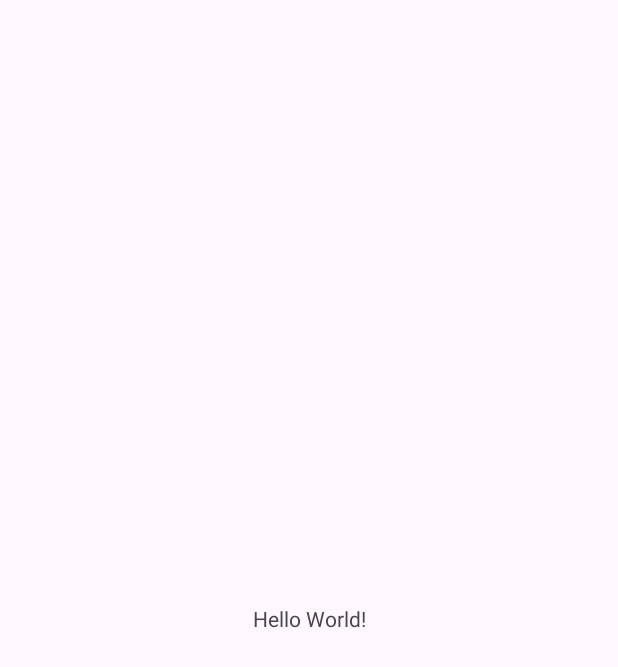
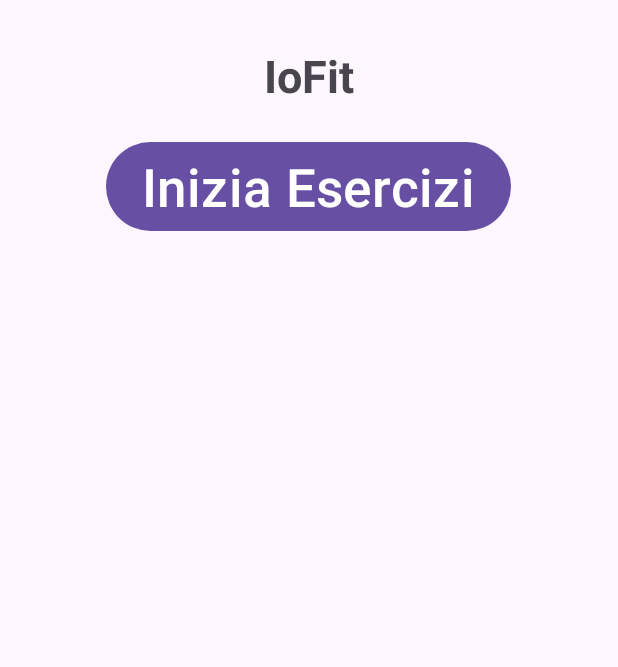
Before and after one commit to JonathanScazzola/ProgettoAppMultimediali, an Android app: the screen it shows after launch (MainActivity), on a phone screen of 412 x 824 dp. Before the commit the part shown is almost empty. Shown: the top 667 px of the screen. Run offline under Robolectric (Android 15) with nearby library versions, the phone set to English and light mode, and no system bars.

Commit message:
Aggiunte schermate

```diff
--- a/app/src/main/AndroidManifest.xml
+++ b/app/src/main/AndroidManifest.xml
@@ -13,6 +13,12 @@
         android:theme="@style/Theme.IoFit"
         tools:targetApi="31">
         <activity
+            android:name=".activities.GraphicExercise"
+            android:exported="false" />
+        <activity
+            android:name=".activities.ExerciseSelector"
+            android:exported="false" />
+        <activity
             android:name=".MainActivity"
             android:exported="true">
             <intent-filter>
--- a/app/src/main/res/layout/activity_main.xml
+++ b/app/src/main/res/layout/activity_main.xml
@@ -1,18 +1,30 @@
 <?xml version="1.0" encoding="utf-8"?>
-<androidx.constraintlayout.widget.ConstraintLayout xmlns:android="http://schemas.android.com/apk/res/android"
+<LinearLayout xmlns:android="http://schemas.android.com/apk/res/android"
     xmlns:app="http://schemas.android.com/apk/res-auto"
     xmlns:tools="http://schemas.android.com/tools"
     android:layout_width="match_parent"
     android:layout_height="match_parent"
-    tools:context=".MainActivity">
+    tools:context=".MainActivity"
+    android:gravity="center_horizontal"
+    android:orientation="vertical"
+    >
 
     <TextView
         android:layout_width="wrap_content"
         android:layout_height="wrap_content"
-        android:text="Hello World!"
-        app:layout_constraintBottom_toBottomOf="parent"
-        app:layout_constraintEnd_toEndOf="parent"
-        app:layout_constraintStart_toStartOf="parent"
-        app:layout_constraintTop_toTopOf="parent" />
+        android:text="IoFit"
+        android:textSize="30dp"
+        android:textStyle="bold"
+        android:layout_marginTop="30dp"
+        />
 
-</androidx.constraintlayout.widget.ConstraintLayout>
+    <Button
+        android:id="@+id/BtnStartExercise"
+        android:layout_width="wrap_content"
+        android:layout_height="wrap_content"
+        android:text="@string/strStartExercise"
+        android:textSize="35dp"
+        android:layout_marginTop="20dp"
+        />
+
+</LinearLayout>
--- a/app/src/main/res/values/strings.xml
+++ b/app/src/main/res/values/strings.xml
@@ -1,3 +1,9 @@
 <resources>
     <string name="app_name">IoFit</string>
+    <string name="strStartExercise">Inizia Esercizi</string>
+    <string name="strChooseExercise">Scegli un Esercizio</string>
+    <string name="strBench">Panca Piana</string>
+    <string name="strSquat">Squat</string>
+    <string name="strDeadlift">Stacco da Terra</string>
+
 </resources>
```
Also changed, not shown: app/src/main/java/com/example/iofit/activities/ExerciseSelector.java (added, +16 -0 lines), app/src/main/java/com/example/iofit/activities/GraphicExercise.java (added, +16 -0 lines), app/src/main/res/layout/activity_exercise_selector.xml (added, +47 -0 lines), app/src/main/res/layout/activity_graphic_exercise.xml (added, +9 -0 lines).
